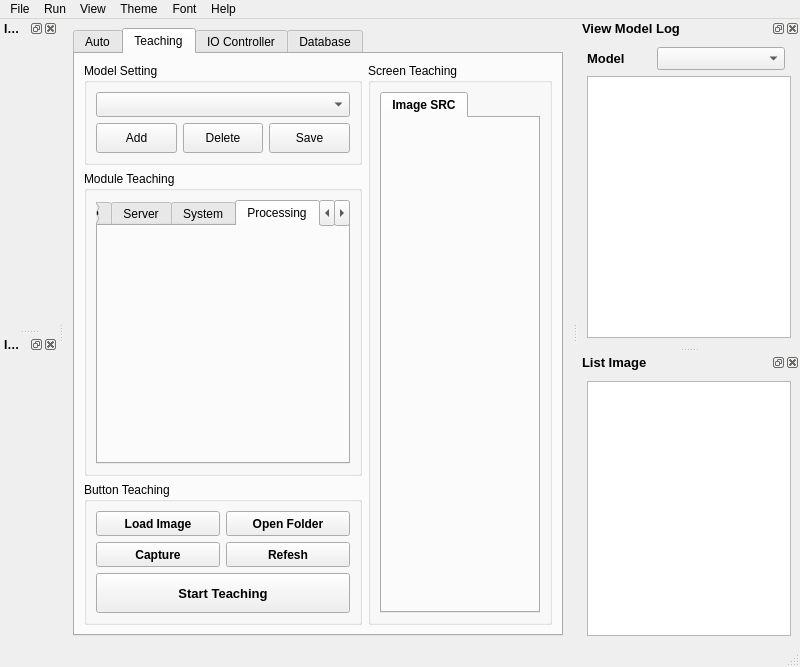
This is ui/MainWindow.ui in vananh2606/ProjectProcessingImage as Qt 5 draws it before an edit. The edited form follows.
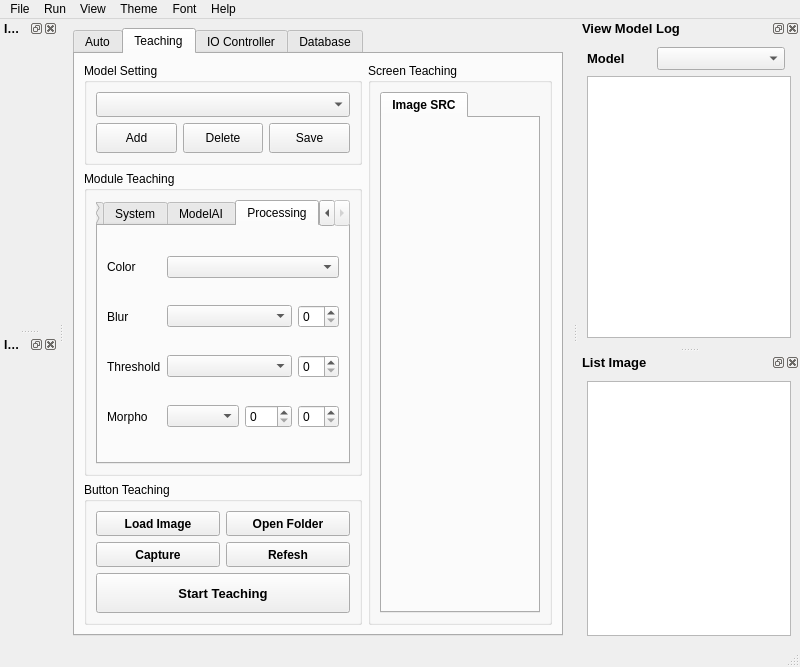
This is the edited form. The open tabs and pages were chosen to show the change.

What changed in the file:
```diff
--- a/ui/MainWindow.ui
+++ b/ui/MainWindow.ui
@@ -24,7 +24,7 @@
     <item>
      <widget class="QTabWidget" name="tabWidgetMain">
       <property name="currentIndex">
-       <number>0</number>
+       <number>1</number>
       </property>
       <property name="movable">
        <bool>true</bool>
@@ -529,7 +529,7 @@
               </size>
              </property>
              <property name="currentIndex">
-              <number>0</number>
+              <number>6</number>
              </property>
              <property name="movable">
               <bool>true</bool>
@@ -1103,15 +1103,91 @@
                </item>
               </layout>
              </widget>
-             <widget class="QWidget" name="tabProcessing">
-              <attribute name="title">
-               <string>Processing</string>
-              </attribute>
-             </widget>
              <widget class="QWidget" name="tabModelAI">
               <attribute name="title">
                <string>ModelAI</string>
               </attribute>
+              <layout class="QGridLayout" name="gridLayout_4">
+               <item row="1" column="1" colspan="2">
+                <widget class="QLineEdit" name="line_confidence"/>
+               </item>
+               <item row="0" column="1" colspan="2">
+                <widget class="QComboBox" name="combo_model_ai"/>
+               </item>
+               <item row="0" column="0">
+                <widget class="QLabel" name="label_model_ai">
+                 <property name="text">
+                  <string>Model AI</string>
+                 </property>
+                </widget>
+               </item>
+               <item row="1" column="0">
+                <widget class="QLabel" name="label_confidence">
+                 <property name="text">
+                  <string>Confidence</string>
+                 </property>
+                </widget>
+               </item>
+              </layout>
+             </widget>
+             <widget class="QWidget" name="tabProcessing">
+              <attribute name="title">
+               <string>Processing</string>
+              </attribute>
+              <layout class="QGridLayout" name="gridLayout_5">
+               <item row="0" column="0">
+                <widget class="QLabel" name="label_2">
+                 <property name="text">
+                  <string>Color</string>
+                 </property>
+                </widget>
+               </item>
+               <item row="1" column="0">
+                <widget class="QLabel" name="label_3">
+                 <property name="text">
+                  <string>Blur</string>
+                 </property>
+                </widget>
+               </item>
+               <item row="2" column="0">
+                <widget class="QLabel" name="label_4">
+                 <property name="text">
+                  <string>Threshold</string>
+                 </property>
+                </widget>
+               </item>
+               <item row="3" column="0">
+                <widget class="QLabel" name="label_5">
+                 <property name="text">
+                  <string>Morpho</string>
+                 </property>
+                </widget>
+               </item>
+               <item row="3" column="1">
+                <widget class="QComboBox" name="comboBox_4"/>
+               </item>
+               <item row="3" column="2" colspan="2">
+                <widget class="QSpinBox" name="spinBox_4"/>
+               </item>
+               <item row="3" column="4">
+                <widget class="QSpinBox" name="spinBox_3"/>
+               </item>
+               <item row="0" column="1" colspan="4">
+                <widget class="QComboBox" name="comboBox"/>
+               </item>
+               <item row="2" column="4">
+                <widget class="QSpinBox" name="spinBox_2"/>
+               </item>
+               <item row="1" column="4">
+                <widget class="QSpinBox" name="spinBox"/>
+               </item>
+               <item row="1" column="1" colspan="3">
+                <widget class="QComboBox" name="comboBox_2"/>
+               </item>
+               <item row="2" column="1" colspan="3">
+                <widget class="QComboBox" name="comboBox_3"/>
+               </item>
+              </layout>
              </widget>
             </widget>
            </item>
```
